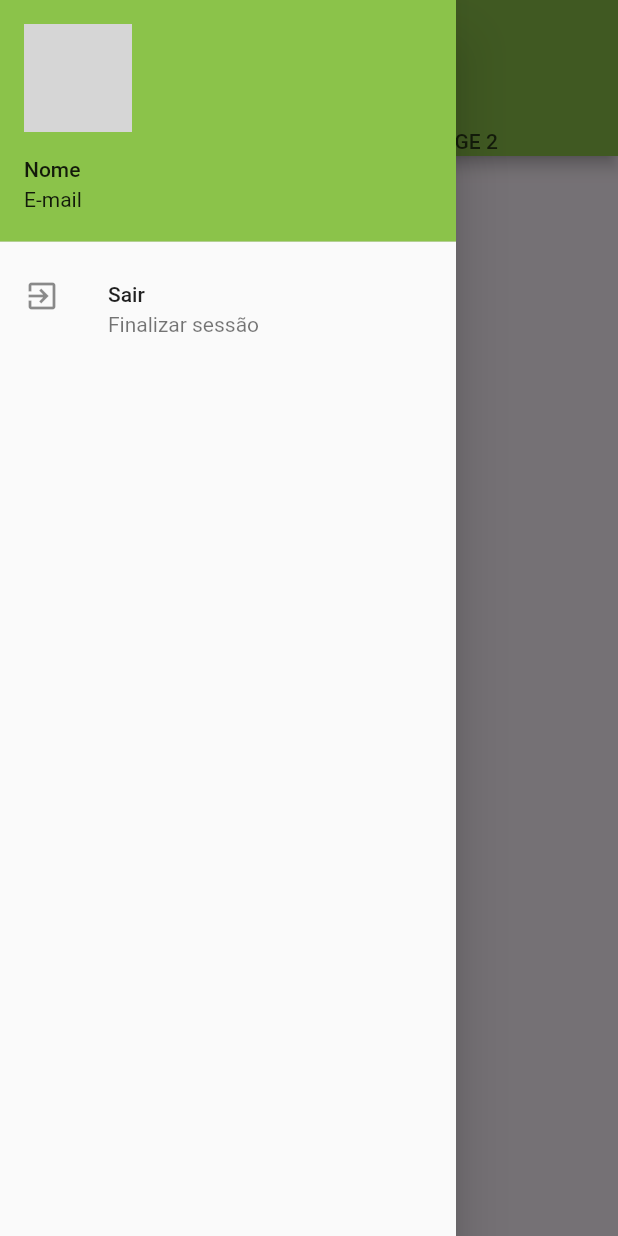
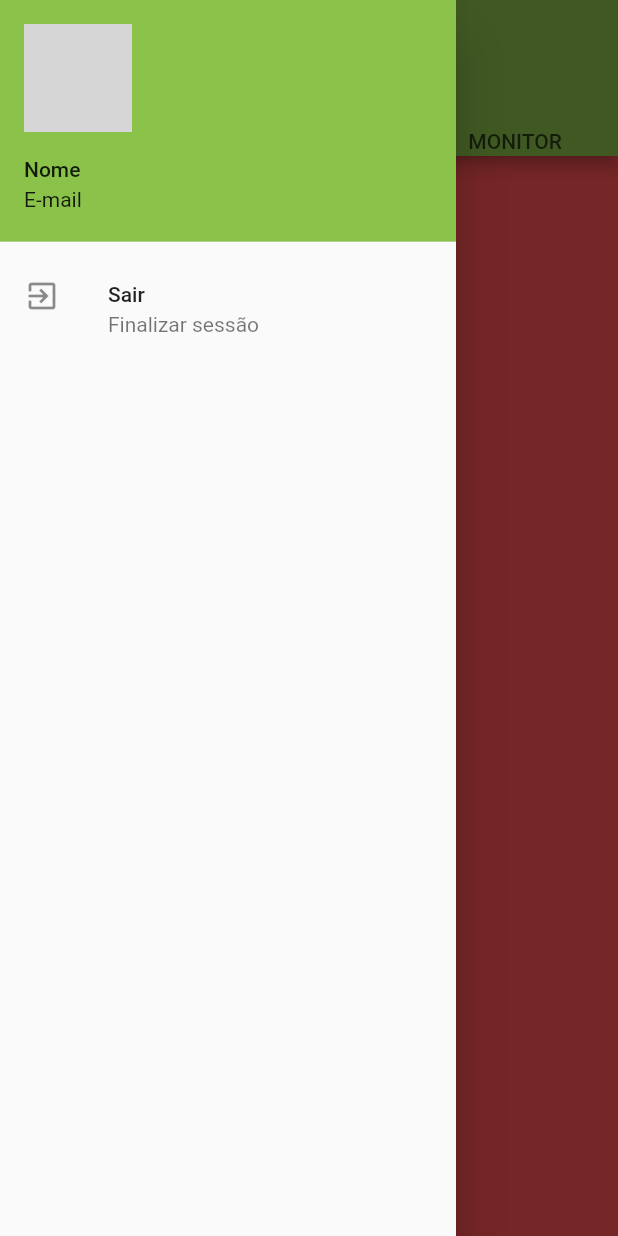
Before and after one commit to fernandodx/queimadas, a Flutter app: the HomePage screen opened directly, with the side drawer open, on a phone screen of 412 x 824 dp. Run offline on Flutter 3.47's test engine with Material 2 defaults, Android fonts, the phone set to English and light mode, and no system bars; our stand-ins replace shared_preferences; accounts and stored records are empty; network calls fail; grey boxes are pictures that could not be loaded.

Commit message:
- Evolução do projeto

```diff
--- /dev/null
+++ b/lib/pages/detalheFocus/detalhe_focus.dart
@@ -0,0 +1,26 @@
+import 'package:flutter/material.dart';
+import 'package:queimadas/Focus.dart';
+
+class DetalheFocus extends StatelessWidget {
+  Focus focus;
+
+  DetalheFocus(this.focus);
+
+  @override
+  Widget build(BuildContext context) {
+    return Scaffold(
+      appBar: AppBar(
+        title: Text(focus.country),
+      ),
+      body: Center(
+        child: Container(
+          padding: EdgeInsets.all(16),
+          child: Text(
+            "Quantidade de Focus: ${focus.count}",
+            style: TextStyle(fontSize: 35),
+          ),
+        ),
+      ),
+    );
+  }
+}
--- a/lib/pages/home_page.dart
+++ b/lib/pages/home_page.dart
@@ -1,26 +1,56 @@
 import 'package:flutter/material.dart';
-import 'package:queimadas/pages/listaFocus/lista_focus.dart';
+import 'package:queimadas/pages/listaFocus/list_view_focus.dart';
 import 'package:queimadas/pages/login/login.dart';
 import 'package:queimadas/utils/nav.dart';
+import 'package:queimadas/utils/prefs.dart';
 
-class HomePage extends StatelessWidget {
+class HomePage extends StatefulWidget {
+  @override
+  _HomePageState createState() => _HomePageState();
+}
+
+class _HomePageState extends State<HomePage>
+    with SingleTickerProviderStateMixin<HomePage> {
+
+  final KEY_ABA_SELECIONADA = "KEY_ABA_SELECIONADA";
+  static const int QTD_ABAS = 3;
+  TabController _tabController;
+
+  @override
+  void initState() {
+    super.initState();
+
+    _initTabController();
+  }
+
+  void _initTabController() {
+     _tabController = TabController(length: QTD_ABAS, vsync: this);
+
+    Prefs.getInt(KEY_ABA_SELECIONADA).then((index) {
+      _tabController.index = index;
+    });
+
+    _tabController.addListener(() {
+      print(_tabController.index);
+      Prefs.putInt(KEY_ABA_SELECIONADA, _tabController.index);
+    });
+  }
+
   @override
   Widget build(BuildContext context) {
-    return DefaultTabController(
-      length: 2,
-      child: Scaffold(
+    return Scaffold(
       appBar: AppBar(
         title: Text("Queimadas"),
-          bottom: TabBar(tabs: [
-            Text("PAGE 1"),
-            Text("PAGE 2")
+        bottom: TabBar(controller: _tabController, tabs: [
+          Text("FOCUS"),
+          Text("LOCAIS"),
+          Text("MONITOR"),
         ]),
       ),
-        body: TabBarView(children: [
-         ListaFocus(),
-          Container(
-            color: Colors.greenAccent,
-          )
+      body: TabBarView(controller: _tabController, children: [
+        Container(color: Colors.redAccent),
+        ListViewFocus(),
+        Container(color: Colors.greenAccent),
       ]),
       drawer: Drawer(
         child: ListView(
@@ -29,7 +59,8 @@ class HomePage extends StatelessWidget {
               accountName: Text("Nome"),
               accountEmail: Text("E-mail"),
               currentAccountPicture: CircleAvatar(
-                  backgroundImage: NetworkImage("https://avatarfiles.alphacoders.com/115/115265.png"),
+                backgroundImage: NetworkImage(
+                    "https://avatarfiles.alphacoders.com/115/115265.png"),
               ),
             ),
             ListTile(
@@ -41,7 +72,6 @@ class HomePage extends StatelessWidget {
           ],
         ),
       ),
-      ),
     );
   }
 
--- a/lib/pages/listaFocus/lista_focus.dart
+++ /dev/null
@@ -1,76 +0,0 @@
-import 'package:flutter/material.dart';
-import 'package:queimadas/ResponseApi.dart';
-import 'package:queimadas/pages/listaFocus/datail_focus.dart';
-import 'package:queimadas/pages/listaFocus/lista_focus_api.dart';
-import 'package:queimadas/utils/alert.dart';
-
-import '../../Focus.dart';
-
-class ListaFocus extends StatefulWidget {
-  @override
-  _ListaFocusState createState() => _ListaFocusState();
-}
-
-class _ListaFocusState extends State<ListaFocus> {
-  List<Focus> listaFocus = List();
-
-  @override
-  void initState() {
-    super.initState();
-
-    print("INIT");
-
-    loadData();
-  }
-
-  void loadData() async {
-    ResponseApi<List<Focus>> response = await ListaFocusApi.findFocus();
-    if (response.ok) {
-      print("LISTA OK");
-      listaFocus = response.result;
-    }
-
-//    ResponseApi response = await ListaFocusApi.findFocusDetail("Brasil");
-//    if(response.ok) {
-//      List<DetailFocus> detailFocus = response.result;
-//      simpleAlert(context, msg: detailFocus.length.toString());
-//    }else{
-//      simpleAlert(context, msg: "Não foi possível detalhar os focus");
-//    }
-  }
-
-  @override
-  Widget build(BuildContext context) {
-    print("BUILD");
-    return ListView.builder(
-        itemCount: listaFocus.length,
-        itemBuilder: (context, index) {
-          Focus focus = listaFocus[index];
-          return Row(
-            children: <Widget>[
-              Image.network("https://www.countryflags.io/br/flat/64.png"),
-              Flexible(
-                child: Column(
-                  children: <Widget>[
-                    Text(
-                      focus.country,
-                      maxLines: 1,
-                      overflow: TextOverflow.clip,
-                      style: TextStyle(
-                        fontSize: 25,
-                      ),
-                    ),
-                    Text("Quantidade de focus de queimadas: ${focus.count}",
-                        maxLines: 1,
-                        overflow: TextOverflow.clip,
-                        style: TextStyle(
-                          fontSize: 18,
-                        )),
-                  ],
-                ),
-              ),
-            ],
-          );
-        });
-  }
-}
--- a/lib/pages/listaFocus/lista_focus_api.dart
+++ b/lib/pages/listaFocus/lista_focus_api.dart
@@ -4,13 +4,18 @@ import 'package:http/http.dart' as http;
 import 'package:queimadas/Focus.dart';
 import 'package:queimadas/ResponseApi.dart';
 import 'package:queimadas/pages/listaFocus/datail_focus.dart';
+import 'package:queimadas/utils/prefs.dart';
 
 
 class ListaFocusApi {
 
+  static final String LAST_LIST_FOCUS_KEY = "last_list_focus";
+
  static Future<ResponseApi<List<Focus>>> findFocus() async {
 
    try{
+
+     await Future.delayed(Duration(seconds: 3));
 
      var url = 'http://queimadas.dgi.inpe.br/queimadas/dados-abertos/api/focos/count';
 
@@ -23,6 +28,7 @@ class ListaFocusApi {
      print('Response status: ${response.statusCode}');
 
      if(response.statusCode == 200){
+       Prefs.putString(LAST_LIST_FOCUS_KEY, response.body);
        List<Focus> resultado = Focus.createListFocusWithJson(response.body);
        return ResponseApi.ok(resultado);
      }
@@ -34,6 +40,12 @@ class ListaFocusApi {
      return ResponseApi.error(error.toString());
    }
  }
+
+ static Future<List<Focus>> getLastListFocus() async{
+   String lastListJson = await Prefs.getString(LAST_LIST_FOCUS_KEY);
+   return Focus.createListFocusWithJson(lastListJson);
+ }
+
 
  static Future<ResponseApi<List<DetailFocus>>> findFocusDetail(String pais) async {
 
--- a/pubspec.yaml
+++ b/pubspec.yaml
@@ -24,6 +24,7 @@ dependencies:
   # Use with the CupertinoIcons class for iOS style icons.
   cupertino_icons: ^0.1.2
   http: ^0.12.0+2
+  shared_preferences: ^0.5.3+4
 
 dev_dependencies:
   flutter_test:
```
Also changed, not shown: lib/pages/listaFocus/list_view_focus.dart (added, +125 -0 lines), lib/utils/prefs.dart (added, +37 -0 lines), pubspec.lock, 4 other files. Lines whose indentation alone changed are shown as unchanged.
